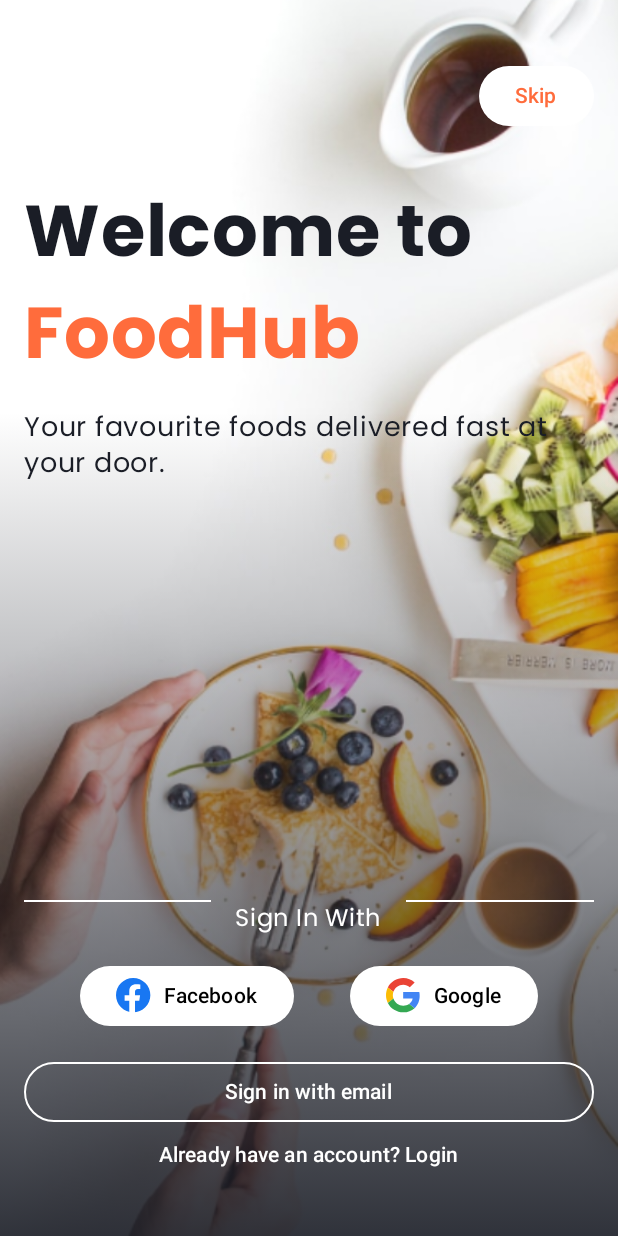
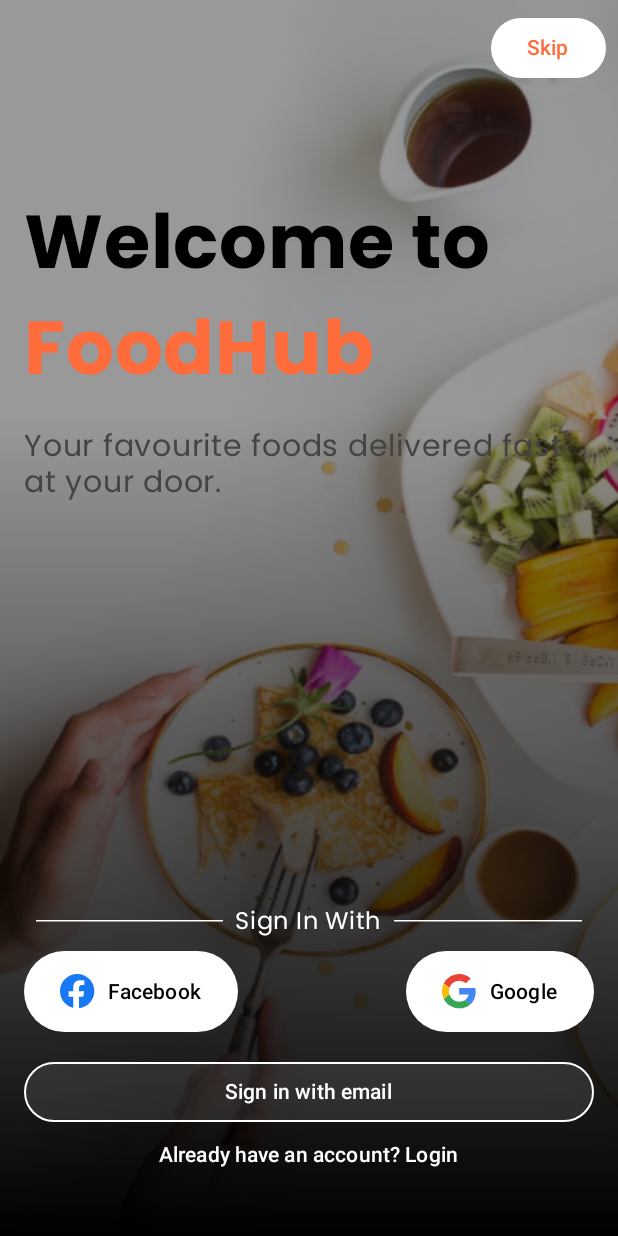
Before and after one commit to Nour5Eldin/Food_Hub_Compose, an Android app built with Jetpack Compose: the screen it shows after launch (MainActivity), on a phone screen of 412 x 824 dp. Run offline under Robolectric (Android 15) with nearby library versions, the phone set to English and light mode, and no system bars; our stand-ins replace Dagger/Hilt's generated code.

Commit message:
Sign Up Screen.

```diff
--- /dev/null
+++ b/app/src/main/java/com/noureldin/foodhub/ui/Widgets.kt
@@ -0,0 +1,178 @@
+package com.noureldin.foodhub.ui
+
+import androidx.compose.foundation.Image
+import androidx.compose.foundation.interaction.MutableInteractionSource
+import androidx.compose.foundation.layout.Arrangement
+import androidx.compose.foundation.layout.Column
+import androidx.compose.foundation.layout.Row
+import androidx.compose.foundation.layout.Spacer
+import androidx.compose.foundation.layout.fillMaxWidth
+import androidx.compose.foundation.layout.height
+import androidx.compose.foundation.layout.padding
+import androidx.compose.foundation.layout.size
+import androidx.compose.foundation.shape.RoundedCornerShape
+import androidx.compose.foundation.text.KeyboardActions
+import androidx.compose.foundation.text.KeyboardOptions
+import androidx.compose.material3.Button
+import androidx.compose.material3.ButtonDefaults
+import androidx.compose.material3.HorizontalDivider
+import androidx.compose.material3.LocalTextStyle
+import androidx.compose.material3.OutlinedTextField
+import androidx.compose.material3.OutlinedTextFieldDefaults
+import androidx.compose.material3.Text
+import androidx.compose.material3.TextFieldColors
+import androidx.compose.runtime.Composable
+import androidx.compose.runtime.remember
+import androidx.compose.ui.Alignment
+import androidx.compose.ui.Modifier
+import androidx.compose.ui.graphics.Color
+import androidx.compose.ui.graphics.Shape
+import androidx.compose.ui.res.painterResource
+import androidx.compose.ui.res.stringResource
+import androidx.compose.ui.text.TextStyle
+import androidx.compose.ui.text.font.FontWeight
+import androidx.compose.ui.text.input.VisualTransformation
+import androidx.compose.ui.unit.dp
+import com.noureldin.foodhub.R
+import com.noureldin.foodhub.ui.theme.orange
+
+@Composable
+fun GroupSocialButtons(
+    color: Color = Color.White,
+    onFacebookClick: () -> Unit,
+    onGoogleClick: () -> Unit
+  ) {
+    Column {
+        Row (
+            modifier = Modifier.fillMaxWidth(),
+            horizontalArrangement = Arrangement.Center,
+            verticalAlignment = Alignment.CenterVertically
+        ){
+            HorizontalDivider(
+                modifier = Modifier
+                    .weight(1f)
+                    .padding(start = 8.dp),
+                thickness = 1.dp,
+                color = color
+            )
+            Text(
+                text = stringResource(id = R.string.sign_in_title),
+                color = color,
+                modifier = Modifier.padding(8.dp)
+            )
+            HorizontalDivider(
+                modifier = Modifier
+                    .weight(1f)
+                    .padding(end = 8.dp),
+                thickness = 1.dp,
+                color = color
+            )
+        }
+        Row(
+            modifier = Modifier.fillMaxWidth(),
+            horizontalArrangement = Arrangement.SpaceBetween
+        ) {
+            SocialButton(
+                icon = R.drawable.ic_facebook,
+                title = R.string.sign_with_facebook,
+                onFacebookClick
+            )
+            SocialButton(
+                icon = R.drawable.ic_google,
+                title = R.string.sign_with_google,
+                onGoogleClick
+            )
+        }
+    }
+
+}
+@Composable
+fun SocialButton(
+    icon: Int, title: Int, onClick: () -> Unit
+) {
+    Button(
+        onClick = onClick,
+        colors = ButtonDefaults.buttonColors(containerColor = Color.White),
+        shape = RoundedCornerShape(32.dp),
+    ) {
+        Row(
+            modifier = Modifier.height(38.dp),
+            verticalAlignment = Alignment.CenterVertically
+        ) {
+            Image(
+                painter = painterResource(id = icon),
+                contentDescription = null,
+                modifier = Modifier.size(24.dp)
+            )
+            Spacer(modifier = Modifier.size(8.dp))
+            Text(
+                text = stringResource(id = title),
+                color = Color.Black
+            )
+        }
+    }
+}
+@Composable
+fun FoodHubTextField(
+    value: String,
+    onValueChange: (String) -> Unit,
+    modifier: Modifier = Modifier,
+    enabled: Boolean = true,
+    readOnly: Boolean = false,
+    textStyle: TextStyle = LocalTextStyle.current,
+    label: @Composable (() -> Unit)? = null,
+    placeholder: @Composable (() -> Unit)? = null,
+    leadingIcon: @Composable (() -> Unit)? = null,
+    trailingIcon: @Composable (() -> Unit)? = null,
+    prefix: @Composable (() -> Unit)? = null,
+    suffix: @Composable (() -> Unit)? = null,
+    supportingText: @Composable (() -> Unit)? = null,
+    isError: Boolean = false,
+    visualTransformation: VisualTransformation = VisualTransformation.None,
+    keyboardOptions: KeyboardOptions = KeyboardOptions.Default,
+    keyboardActions: KeyboardActions = KeyboardActions.Default,
+    singleLine: Boolean = false,
+    maxLines: Int = if (singleLine) 1 else Int.MAX_VALUE,
+    minLines: Int = 1,
+    interactionSource: MutableInteractionSource = remember { MutableInteractionSource() },
+    shape: Shape = RoundedCornerShape(10.dp),
+    colors: TextFieldColors = OutlinedTextFieldDefaults.colors().copy(
+        focusedIndicatorColor = orange,
+        unfocusedIndicatorColor = Color.LightGray.copy(alpha = 0.4f),
+    )
+) {
+    Column(Modifier.padding(vertical = 8.dp)) {
+        label?.let {
+            Row {
+                Spacer(modifier = Modifier.size(4.dp))
+                it()
+            }
+        }
+        Spacer(modifier = Modifier.size(12.dp))
+        OutlinedTextField(
+            value = value,
+            onValueChange,
+            modifier,
+            enabled,
+            readOnly,
+            textStyle.copy(fontWeight = FontWeight.SemiBold),
+            null,
+            placeholder,
+            leadingIcon,
+            trailingIcon,
+            prefix,
+            suffix,
+            supportingText,
+            isError,
+            visualTransformation,
+            keyboardOptions,
+            keyboardActions,
+            singleLine,
+            maxLines,
+            minLines,
+            interactionSource,
+            shape,
+            colors
+        )
+    }
+}
--- a/app/src/main/java/com/noureldin/foodhub/ui/features/auth/AuthScreen.kt
+++ b/app/src/main/java/com/noureldin/foodhub/ui/features/auth/AuthScreen.kt
@@ -3,21 +3,16 @@
 import androidx.compose.foundation.BorderStroke
 import androidx.compose.foundation.Image
 import androidx.compose.foundation.background
-import androidx.compose.foundation.layout.Arrangement
 import androidx.compose.foundation.layout.Box
 import androidx.compose.foundation.layout.Column
-import androidx.compose.foundation.layout.Row
 import androidx.compose.foundation.layout.Spacer
 import androidx.compose.foundation.layout.fillMaxSize
 import androidx.compose.foundation.layout.fillMaxWidth
 import androidx.compose.foundation.layout.height
 import androidx.compose.foundation.layout.padding
-import androidx.compose.foundation.layout.size
-import androidx.compose.foundation.layout.width
 import androidx.compose.foundation.shape.RoundedCornerShape
 import androidx.compose.material3.Button
 import androidx.compose.material3.ButtonDefaults
-import androidx.compose.material3.Divider
 import androidx.compose.material3.Text
 import androidx.compose.material3.TextButton
 import androidx.compose.runtime.Composable
@@ -25,11 +20,11 @@
 import androidx.compose.runtime.remember
 import androidx.compose.ui.Alignment
 import androidx.compose.ui.Modifier
+import androidx.compose.ui.draw.alpha
 import androidx.compose.ui.graphics.Brush
 import androidx.compose.ui.graphics.Color
 import androidx.compose.ui.layout.ContentScale
 import androidx.compose.ui.layout.onGloballyPositioned
-import androidx.compose.ui.res.colorResource
 import androidx.compose.ui.res.painterResource
 import androidx.compose.ui.res.stringResource
 import androidx.compose.ui.tooling.preview.Preview
@@ -37,84 +32,80 @@
 import androidx.compose.ui.unit.dp
 import androidx.compose.ui.unit.sp
 import com.noureldin.foodhub.R
+import com.noureldin.foodhub.ui.GroupSocialButtons
 import com.noureldin.foodhub.ui.theme.orange
 @Composable
 fun AuthScreen() {
     val imageSize = remember {
         mutableStateOf(IntSize.Zero)
     }
-
-    val gradientBrush = Brush.verticalGradient(
+    val brush = Brush.verticalGradient(
         colors = listOf(
-            Color.Transparent,
-            colorResource(R.color.darkBlue).copy(alpha = 0.9f)
+            Color.Transparent, Color.Black
         ),
         startY = imageSize.value.height.toFloat() / 3,
-        endY = Float.POSITIVE_INFINITY
     )
-
     Box(
         modifier = Modifier
             .fillMaxSize()
+            .background(Color.Black)
     ) {
-        // Background Image
-        Image(
-            painter = painterResource(id = R.drawable.background),
+        Image(painter = painterResource(id = R.drawable.background),
             contentDescription = null,
             modifier = Modifier
                 .fillMaxSize()
-                .onGloballyPositioned { coordinates ->
-                    imageSize.value = coordinates.size
-                },
-            contentScale = ContentScale.Crop // Ensures image covers the screen proportionally
-        )
-
-        // Gradient Overlay
+                .onGloballyPositioned {
+                    imageSize.value = it.size
+                }
+                .alpha(0.6f),
+            contentScale = ContentScale.FillBounds)
         Box(
             modifier = Modifier
                 .matchParentSize()
-                .background(brush = gradientBrush) // Apply the gradient here
+                .background(brush = brush)
         )
 
-        // Skip Button
         Button(
             onClick = { /*TODO*/ },
             colors = ButtonDefaults.buttonColors(containerColor = Color.White),
             modifier = Modifier
-                .align(Alignment.TopEnd)
-                .padding(16.dp)
-                .padding(top = 24.dp) // Add padding to make sure it's not cropped on small screens
+                .align(
+                    Alignment.TopEnd
+                )
+                .padding(8.dp)
         ) {
             Text(text = stringResource(id = R.string.skip), color = orange)
         }
 
-        // Welcome Text Section
         Column(
             modifier = Modifier
                 .fillMaxWidth()
-                .padding(top = 120.dp, start = 16.dp, end = 16.dp)
+                .padding(top = 110.dp)
+                .padding(16.dp)
         ) {
             Text(
                 text = stringResource(id = R.string.welcome),
-                color = colorResource(R.color.darkBlue),
-                fontSize = 48.sp,
+                color = Color.Black,
+                modifier = Modifier,
+                fontSize = 50.sp,
                 fontWeight = androidx.compose.ui.text.font.FontWeight.Bold
             )
             Text(
                 text = stringResource(id = R.string.food_hub),
                 color = orange,
-                fontSize = 48.sp,
+                modifier = Modifier,
+                fontSize = 50.sp,
                 fontWeight = androidx.compose.ui.text.font.FontWeight.Bold
             )
             Text(
                 text = stringResource(id = R.string.food_hub_desc),
-                color = colorResource(R.color.darkBlue),
-                fontSize = 18.sp,
+                color = Color.DarkGray,
+                fontSize = 20.sp,
                 modifier = Modifier.padding(vertical = 16.dp)
             )
+
         }
 
-        // Bottom Buttons Section
         Column(
             modifier = Modifier
                 .fillMaxWidth()
@@ -122,100 +113,26 @@
                 .padding(16.dp),
             horizontalAlignment = Alignment.CenterHorizontally
         ) {
-            // Sign In Section with 2 lines in between the text
-            Row(
-                modifier = Modifier
-                    .fillMaxWidth()
-                    .padding(vertical = 16.dp),
-                horizontalArrangement = Arrangement.Center
-            ) {
-                Box(modifier = Modifier.weight(1f)) {
-                    Divider(
-                        color = Color.White,
-                        thickness = 1.dp,
-                        modifier = Modifier.align(Alignment.CenterEnd)
-                    )
-                }
-                Text(
-                    text = stringResource(id = R.string.sign_in_title),
-                    color = Color.White,
-                    fontSize = 16.sp,
-                    modifier = Modifier.padding(horizontal = 16.dp)
-                )
-                Box(modifier = Modifier.weight(1f)) {
-                    Divider(
-                        color = Color.White,
-                        thickness = 1.dp,
-                        modifier = Modifier.align(Alignment.CenterStart)
-                    )
-                }
+            GroupSocialButtons(onFacebookClick = { /*TODO*/ }) {
             }
-
-            // Facebook and Google Buttons Row
-            Row(
-                modifier = Modifier.fillMaxWidth(),
-                horizontalArrangement = Arrangement.SpaceEvenly
-            ) {
-                // Facebook Button
-                Button(
-                    onClick = { /*TODO*/ },
-                    colors = ButtonDefaults.buttonColors(containerColor = Color.White),
-                    shape = RoundedCornerShape(32.dp)
-                ) {
-                    Image(
-                        painter = painterResource(id = R.drawable.ic_facebook),
-                        contentDescription = null,
-                        modifier = Modifier.size(24.dp)
-                    )
-                    Spacer(modifier = Modifier.width(8.dp))
-                    Text(
-                        text = stringResource(id = R.string.sign_with_facebook),
-                        color = Color.Black
-                    )
-                }
-
-                // Google Button
-                Button(
-                    onClick = { /*TODO*/ },
-                    colors = ButtonDefaults.buttonColors(containerColor = Color.White),
-                    shape = RoundedCornerShape(32.dp)
-                ) {
-                    Image(
-                        painter = painterResource(id = R.drawable.ic_google),
-                        contentDescription = null,
-                        modifier = Modifier.size(24.dp)
-                    )
-                    Spacer(modifier = Modifier.width(8.dp))
-                    Text(
-                        text = stringResource(id = R.string.sign_with_google),
-                        color = Color.Black
-                    )
-                }
-            }
-
             Spacer(modifier = Modifier.height(16.dp))
-
-            // Email Button
             Button(
                 onClick = { /*TODO*/ },
-                colors = ButtonDefaults.buttonColors(containerColor = Color.Transparent),
+                modifier = Modifier.fillMaxWidth(),
+                colors = ButtonDefaults.buttonColors(containerColor = Color.Gray.copy(alpha = 0.2f)),
                 shape = RoundedCornerShape(32.dp),
-                border = BorderStroke(1.dp, Color.White),
-                modifier = Modifier.fillMaxWidth()
+                border = BorderStroke(1.dp, Color.White)
             ) {
                 Text(text = stringResource(id = R.string.sign_with_email), color = Color.White)
             }
 
-            // Already Have Account Text
             TextButton(onClick = { /*TODO*/ }) {
-                Text(
-                    text = stringResource(id = R.string.alread_have_account),
-                    color = Color.White
-                )
+                Text(text = stringResource(id = R.string.alread_have_account), color = Color.White)
             }
         }
     }
 }
+
 
 
 @Preview(showBackground = true)
--- a/app/src/main/res/values/strings.xml
+++ b/app/src/main/res/values/strings.xml
@@ -9,4 +9,8 @@
     <string name="sign_with_facebook">Facebook</string>
     <string name="sign_with_google">Google</string>
     <string name="sign_in_title">Sign In With</string>
+    <string name="sign_up">Sign Up</string>
+    <string name="password">Password</string>
+    <string name="email">E-mail</string>
+    <string name="fullName">Full name</string>
 </resources>
```
Also changed, not shown: app/src/main/java/com/noureldin/foodhub/ui/features/auth/signup/SignUpScreen.kt (added, +148 -0 lines), app/src/main/res/drawable/auth_background.xml (added, +21 -0 lines), app/src/main/res/drawable/ic_eye.xml (added, +13 -0 lines), app/src/main/res/drawable/ic_eye_off.xml (added, +21 -0 lines).
